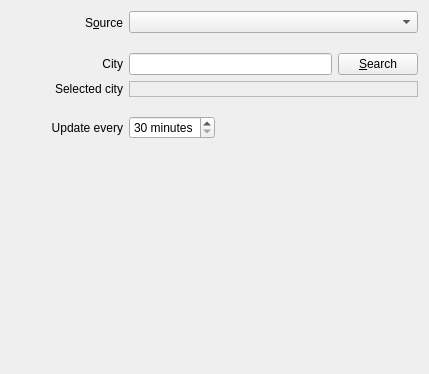
First picture: the form in applets/weather/weatherLocations.ui, repository KDE/kdeplasma-addons, before the edit.
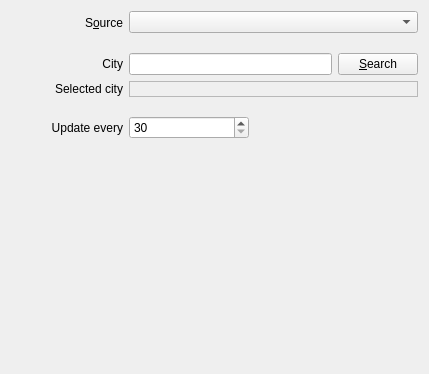
Second picture: the form after the edit. Custom widgets are drawn as their Qt base class.

Commit message: Fix plurals in weather applet. Use more efficiant signal/slot handling.

Diff of the .ui file:
```diff
--- a/applets/weather/weatherLocations.ui
+++ b/applets/weather/weatherLocations.ui
@@ -187,12 +187,15 @@
          <verstretch>0</verstretch>
         </sizepolicy>
        </property>
+       <property name="minimumSize" >
+        <size>
+         <width>120</width>
+         <height>0</height>
+        </size>
+       </property>
        <property name="accelerated" >
         <bool>true</bool>
        </property>
-       <property name="suffix" >
-        <string> minutes</string>
-       </property>
        <property name="prefix" >
         <string/>
        </property>
```
The commit also changes 4 other files.
